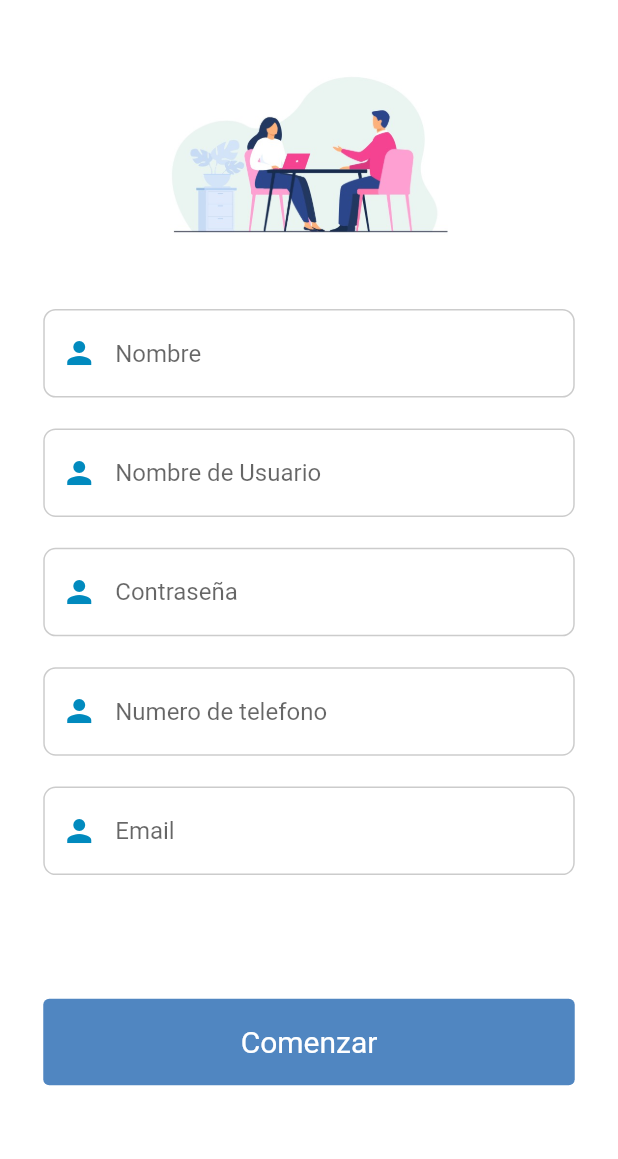
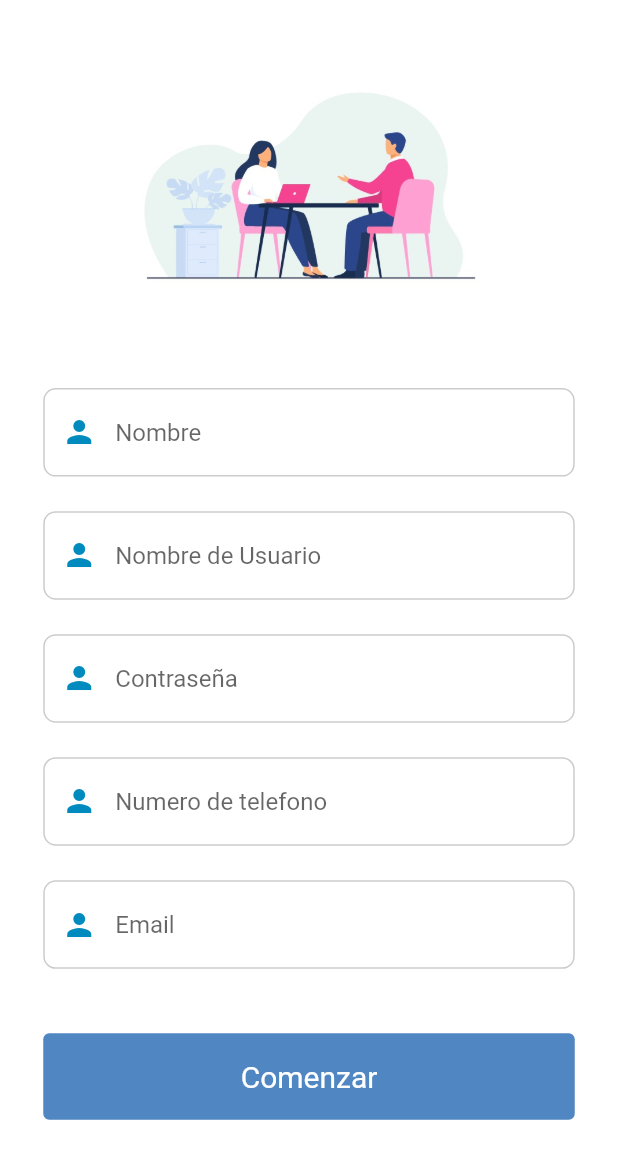
Before and after one commit to javierrrrrrrrrrrr/Varadero-Hotel, a Flutter app: the RegisterPage screen opened by its route, on a phone screen of 412 x 824 dp. Shown: the top 1159 px of the screen. Run offline on Flutter 3.47's test engine with Material 2 defaults, Android fonts, the light colour scheme and no system bars; our stand-ins replace curved_navigation_bar, flutter_rating_bar, flutter_spinkit, get, like_button.

```diff
--- a/lib/Widget/hotel_card.dart
+++ b/lib/Widget/hotel_card.dart
@@ -45,7 +45,7 @@ class HotelCard extends StatelessWidget {
                       crossAxisAlignment: CrossAxisAlignment.start,
                       children: const [
                         RaitingBar(
-                          tamano: 19,
+                          tamano: 18,
                           separacion: 0,
                         ),
                         /**  uso es simbolo para lograr que reconozca el simbolo de peso como un caracter */
--- a/lib/Widget/textfield.dart
+++ b/lib/Widget/textfield.dart
@@ -10,6 +10,7 @@ class InputField extends StatelessWidget {
     required this.onChanged,
     this.validator,
     required this.keyboardType,
+    this.contentPadding,
   }) : super(key: key);
 
   final void Function(String)? onChanged;
@@ -17,17 +18,20 @@ class InputField extends StatelessWidget {
   final String hintext;
   final String? Function(String?)? validator;
   final TextInputType? keyboardType;
+  final EdgeInsetsGeometry? contentPadding;
 
   @override
   Widget build(BuildContext context) {
-    BorderRadius _borderRadius =
-        BorderRadius.all(Radius.circular(Get.width * 0.02));
+    BorderRadius _borderRadius = BorderRadius.all(
+      Radius.circular(Get.width * 0.02),
+    );
 
     return TextFormField(
       keyboardType: keyboardType,
       validator: validator,
       onChanged: onChanged,
       decoration: InputDecoration(
+        contentPadding: contentPadding,
         prefixIconColor: kcolorInputPrefixIcon,
         prefixIcon: icon,
         hintText: hintext,
--- a/lib/screens/user_register.dart
+++ b/lib/screens/user_register.dart
@@ -23,14 +23,12 @@ class RegisterPage extends StatelessWidget {
       backgroundColor: khomebodycolor,
       body: SingleChildScrollView(
         child: SizedBox(
-          height: Get.height,
+          height: Get.height * 0.92,
           child: Column(
             children: [
-              const Flexible(
-                child: _PictureHeaderSection(),
-              ),
-              Flexible(
-                flex: 3,
+              const _PictureHeaderSection(),
+              Expanded(
+                flex: 1,
                 child: Container(
                   margin: EdgeInsets.symmetric(
                     horizontal: Get.width * 0.07,
@@ -38,6 +36,7 @@ class RegisterPage extends StatelessWidget {
                   child: Form(
                     key: _formKey,
                     child: Column(
+                      mainAxisAlignment: MainAxisAlignment.spaceAround,
                       children: [
                         InputField(
                           hintext: "Nombre",
@@ -49,7 +48,6 @@ class RegisterPage extends StatelessWidget {
                           icon: const Icon(Icons.person),
                           keyboardType: TextInputType.text,
                         ),
-                        separador(),
                         InputField(
                           hintext: "Nombre de Usuario",
                           validator: (value) =>
@@ -61,7 +59,6 @@ class RegisterPage extends StatelessWidget {
                           icon: const Icon(Icons.person),
                           keyboardType: TextInputType.text,
                         ),
-                        separador(),
                         InputField(
                           hintext: "Contraseña",
                           validator: (value) =>
@@ -72,7 +69,6 @@ class RegisterPage extends StatelessWidget {
                           icon: const Icon(Icons.person),
                           keyboardType: TextInputType.text,
                         ),
-                        separador(),
                         InputField(
                           hintext: "Numero de telefono",
                           validator: (value) =>
@@ -83,7 +79,6 @@ class RegisterPage extends StatelessWidget {
                           icon: const Icon(Icons.person),
                           keyboardType: TextInputType.number,
                         ),
-                        separador(),
                         InputField(
                           hintext: "Email",
                           validator: (value) => validator.emailInput(
@@ -94,10 +89,9 @@ class RegisterPage extends StatelessWidget {
                           icon: const Icon(Icons.person),
                           keyboardType: TextInputType.emailAddress,
                         ),
-                        SizedBox(
-                          height: Get.height * 0.1,
-                        ),
-                        ButtomAcept(
+                        Padding(
+                          padding: const EdgeInsets.only(top: 20),
+                          child: ButtomAcept(
                             text: "Comenzar",
                             height: Get.height * 0.07,
                             width: Get.width,
@@ -122,6 +116,7 @@ class RegisterPage extends StatelessWidget {
                                 }
                               }
                             },
+                          ),
                         ),
                       ],
                     ),
```
Lines whose indentation alone changed are shown as unchanged.
